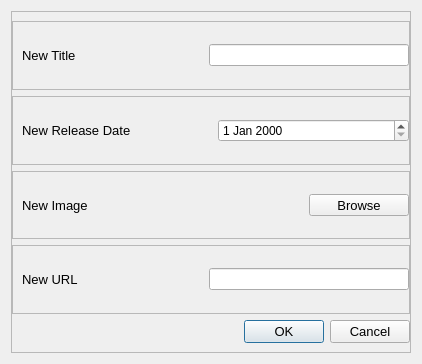
This is ui/add_dialog.ui in xbinh47/PTI_TungNam_DaiKhang as Qt 5 draws it before an edit. The edited form follows.
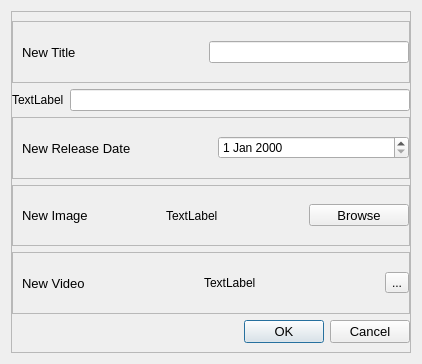
This is the edited form. Icons and pictures are not drawn.

Diff of the .ui file:
```diff
--- a/ui/add_dialog.ui
+++ b/ui/add_dialog.ui
@@ -79,6 +79,20 @@
         </layout>
        </widget>
       </item>
+      <item>
+       <layout class="QHBoxLayout" name="horizontalLayout_4">
+        <item>
+         <widget class="QLabel" name="genreLabel">
+          <property name="text">
+           <string>TextLabel</string>
+          </property>
+         </widget>
+        </item>
+        <item>
+         <widget class="QLineEdit" name="genreEdit"/>
+        </item>
+       </layout>
+      </item>
       <item>
        <widget class="QFrame" name="releasedateFrame">
         <property name="frameShape">
@@ -158,6 +172,13 @@
            </property>
           </widget>
          </item>
+         <item>
+          <widget class="QLabel" name="imageText">
+           <property name="text">
+            <string>TextLabel</string>
+           </property>
+          </widget>
+         </item>
          <item>
           <widget class="QToolButton" name="imageBtn">
            <property name="minimumSize">
@@ -220,17 +241,21 @@
             </font>
            </property>
            <property name="text">
-            <string>New URL</string>
+            <string>New Video</string>
            </property>
           </widget>
          </item>
          <item>
-          <widget class="QLineEdit" name="urlEdit">
-           <property name="maximumSize">
-            <size>
-             <width>200</width>
-             <height>16777215</height>
-            </size>
+          <widget class="QLabel" name="videoText">
+           <property name="text">
+            <string>TextLabel</string>
+           </property>
+          </widget>
+         </item>
+         <item>
+          <widget class="QToolButton" name="videoBtn">
+           <property name="text">
+            <string>...</string>
            </property>
           </widget>
          </item>
```
Left out of the diff: 2 changed lines with no effect on the pictures.
